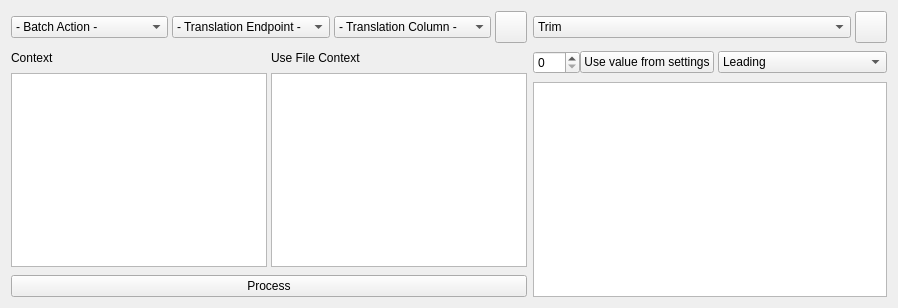
RPG-Maker-Translation-Tools/rpgmtranslate-qt, file src/BatchMenu/BatchMenu.ui: the form before one commit.
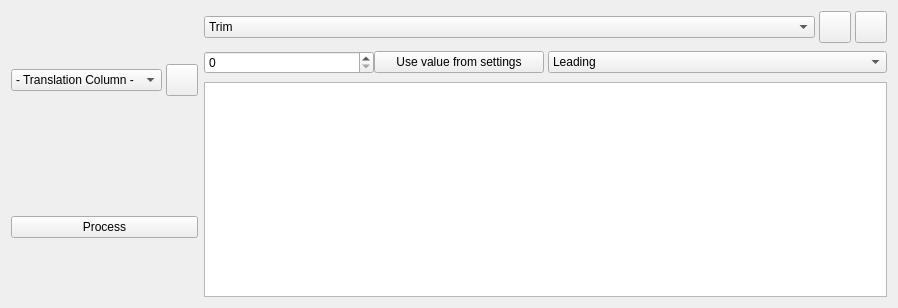
The form after the commit. Icons and pictures are not drawn.

Patch:
```diff
--- a/src/BatchMenu/BatchMenu.ui
+++ b/src/BatchMenu/BatchMenu.ui
@@ -50,34 +50,6 @@
          <property name="bottomMargin">
           <number>0</number>
          </property>
-         <item>
-          <widget class="QComboBox" name="batchActionSelect">
-           <item>
-            <property name="text">
-             <string>- Batch Action -</string>
-            </property>
-           </item>
-           <item>
-            <property name="text">
-             <string>Translate</string>
-            </property>
-           </item>
-           <item>
-            <property name="text">
-             <string>Script</string>
-            </property>
-           </item>
-          </widget>
-         </item>
-         <item>
-          <widget class="QComboBox" name="translationEndpointSelect">
-           <item>
-            <property name="text">
-             <string>- Translation Endpoint -</string>
-            </property>
-           </item>
-          </widget>
-         </item>
          <item>
           <widget class="QComboBox" name="translationColumnSelect">
            <item>
@@ -128,89 +100,6 @@
         </layout>
        </widget>
       </item>
-      <item>
-       <widget class="QWidget" name="contextContainer" native="true">
-        <layout class="QHBoxLayout" name="horizontalLayout_4">
-         <property name="spacing">
-          <number>4</number>
-         </property>
-         <property name="leftMargin">
-          <number>0</number>
-         </property>
-         <property name="topMargin">
-          <number>0</number>
-         </property>
-         <property name="rightMargin">
-          <number>0</number>
-         </property>
-         <property name="bottomMargin">
-          <number>0</number>
-         </property>
-         <item>
-          <widget class="QWidget" name="contextInputContainer" native="true">
-           <layout class="QVBoxLayout" name="verticalLayout_4">
-            <property name="spacing">
-             <number>8</number>
-            </property>
-            <property name="leftMargin">
-             <number>0</number>
-            </property>
-            <property name="topMargin">
-             <number>0</number>
-            </property>
-            <property name="rightMargin">
-             <number>0</number>
-            </property>
-            <property name="bottomMargin">
-             <number>0</number>
-            </property>
-            <item>
-             <widget class="QLabel" name="label">
-              <property name="text">
-               <string>Context</string>
-              </property>
-             </widget>
-            </item>
-            <item>
-             <widget class="QPlainTextEdit" name="contextInput"/>
-            </item>
-           </layout>
-          </widget>
-         </item>
-         <item>
-          <widget class="QWidget" name="contextListContainer" native="true">
-           <layout class="QVBoxLayout" name="verticalLayout_5">
-            <property name="spacing">
-             <number>8</number>
-            </property>
-            <property name="leftMargin">
-             <number>0</number>
-            </property>
-            <property name="topMargin">
-             <number>0</number>
-            </property>
-            <property name="rightMargin">
-             <number>0</number>
-            </property>
-            <property name="bottomMargin">
-             <number>0</number>
-            </property>
-            <item>
-             <widget class="QLabel" name="label_2">
-              <property name="text">
-               <string>Use File Context</string>
-              </property>
-             </widget>
-            </item>
-            <item>
-             <widget class="QListWidget" name="fileContextList"/>
-            </item>
-           </layout>
-          </widget>
-         </item>
-        </layout>
-       </widget>
-      </item>
       <item>
        <widget class="QWidget" name="buttonWidget" native="true">
         <layout class="QHBoxLayout" name="horizontalLayout_2">
@@ -300,6 +189,38 @@
            </item>
           </widget>
          </item>
+         <item>
+          <widget class="QPushButton" name="editScriptButton">
+           <property name="toolTip">
+            <string>Open the script in the editor</string>
+           </property>
+           <property name="minimumSize">
+            <size>
+             <width>32</width>
+             <height>32</height>
+            </size>
+           </property>
+           <property name="maximumSize">
+            <size>
+             <width>32</width>
+             <height>32</height>
+            </size>
+           </property>
+           <property name="text">
+            <string/>
+           </property>
+           <property name="icon">
+            <iconset resource="../../resources.qrc">
+             <normaloff>:/icons/edit.svg</normaloff>:/icons/edit.svg</iconset>
+           </property>
+           <property name="iconSize">
+            <size>
+             <width>20</width>
+             <height>20</height>
+            </size>
+           </property>
+          </widget>
+         </item>
          <item>
           <widget class="QPushButton" name="createScriptButton">
            <property name="minimumSize">
```
